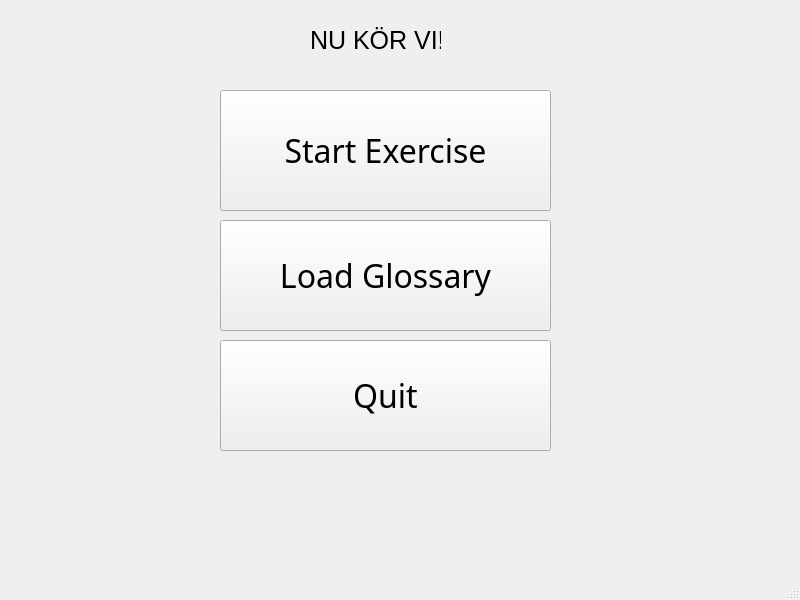
First picture: the form in GlossaryQt/mainwindow.ui, repository simsam134/Glossary-Test, before the edit.
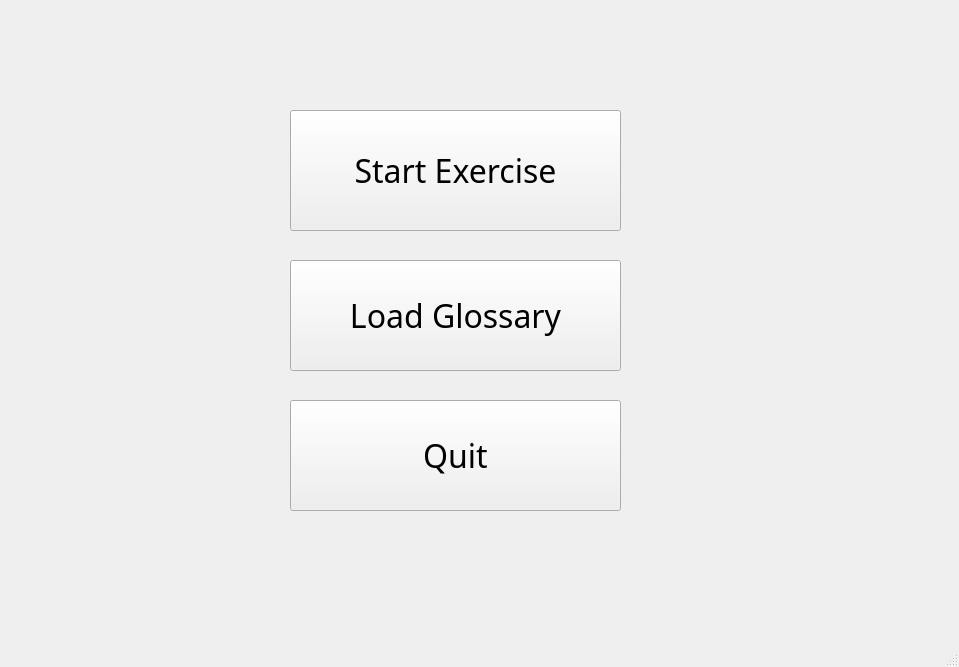
Second picture: the form after the edit.

The edit to the form file:
```diff
--- a/GlossaryQt/mainwindow.ui
+++ b/GlossaryQt/mainwindow.ui
@@ -6,8 +6,8 @@
    <rect>
     <x>0</x>
     <y>0</y>
-    <width>800</width>
-    <height>600</height>
+    <width>959</width>
+    <height>667</height>
    </rect>
   </property>
   <property name="windowTitle">
@@ -17,8 +17,8 @@
    <widget class="QPushButton" name="pushButtonStart">
     <property name="geometry">
      <rect>
-      <x>220</x>
-      <y>90</y>
+      <x>290</x>
+      <y>110</y>
       <width>331</width>
       <height>121</height>
      </rect>
@@ -45,8 +45,8 @@
    <widget class="QPushButton" name="pushButtonLoad">
     <property name="geometry">
      <rect>
-      <x>220</x>
-      <y>220</y>
+      <x>290</x>
+      <y>260</y>
       <width>331</width>
       <height>111</height>
      </rect>
@@ -68,8 +68,8 @@
    <widget class="QPushButton" name="pushButtonQuit">
     <property name="geometry">
      <rect>
-      <x>220</x>
-      <y>340</y>
+      <x>290</x>
+      <y>400</y>
       <width>331</width>
       <height>111</height>
      </rect>
@@ -88,25 +88,7 @@
      <string>Quit</string>
     </property>
    </widget>
-   <widget class="QLabel" name="label">
-    <property name="geometry">
-     <rect>
-      <x>310</x>
-      <y>0</y>
-      <width>131</width>
-      <height>81</height>
-     </rect>
-    </property>
-    <property name="font">
-     <font>
-      <pointsize>19</pointsize>
-     </font>
-    </property>
-    <property name="text">
-     <string>NU KÖR VI!</string>
-    </property>
-   </widget>
-   <widget class="QWidget" name="">
+   <widget class="QWidget" name="layoutWidget">
     <property name="geometry">
      <rect>
       <x>50</x>
```
